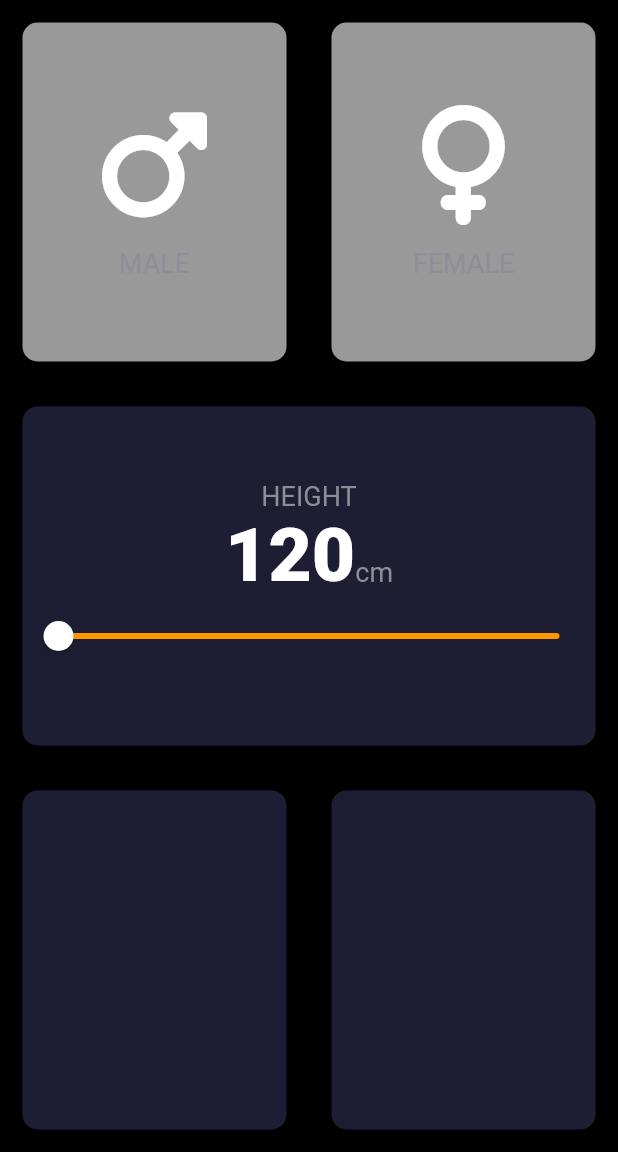
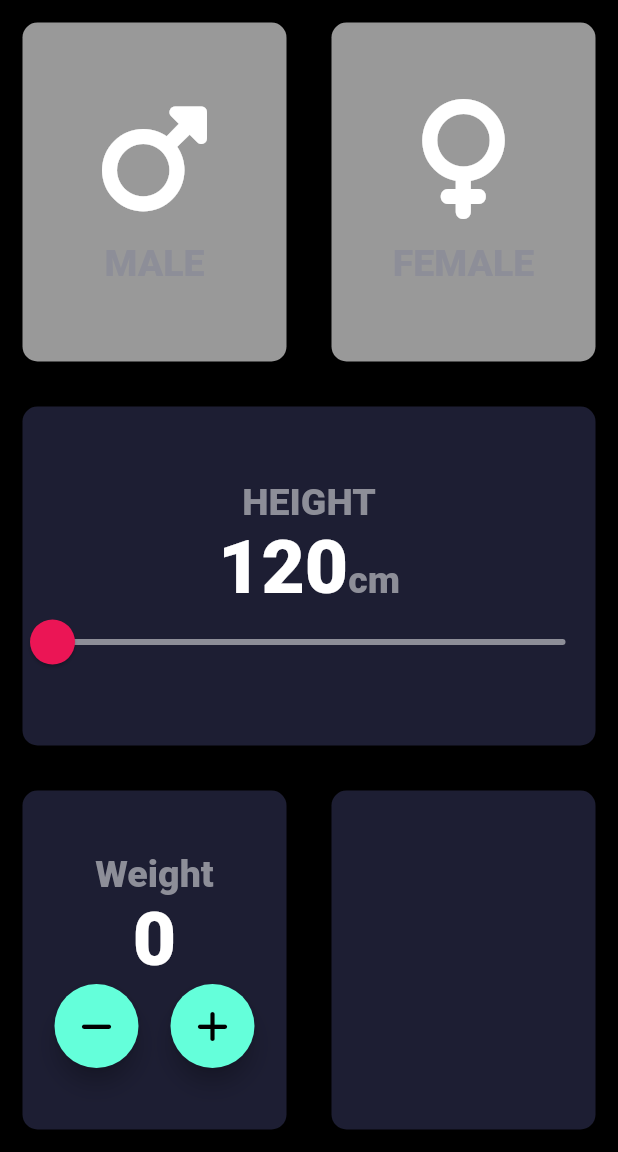
Before and after one commit to CincoCoding/BMI-Calculator, a Flutter app: the screen it shows after launch, on a phone screen of 412 x 824 dp, the part 84-1236 px from its top. Run offline on Flutter 3.47's test engine with Material 2 defaults, Android fonts, the phone set to English and light mode, and no system bars; our stand-ins replace font_awesome_flutter.

Commit message:
added Weight widget with floatingActionButtons

```diff
--- a/lib/constants.dart
+++ b/lib/constants.dart
@@ -6,8 +6,9 @@ const kInactiveCardColor = Color(0xFF999999);
 const kBottomContainerColor = Color(0xFFEB1555);
 
 const kLabelTextStyle = TextStyle(
-  fontSize: 18.0,
   color: Color(0xFF8D8e98),
+  fontSize: 25.0,
+  fontWeight: FontWeight.w900,
 );
 
 const kBigNumber = TextStyle(
@@ -16,3 +17,5 @@ const kBigNumber = TextStyle(
 );
 
 var kHeight = 120;
+
+var kWeight = 0;
--- a/lib/gender_card.dart
+++ b/lib/gender_card.dart
@@ -1,3 +1,4 @@
+import 'package:bmi_calculator/constants.dart';
 import 'package:flutter/material.dart';
 
 class GenderCard extends StatelessWidget {
@@ -19,10 +20,7 @@ class GenderCard extends StatelessWidget {
         ),
         Text(
           gender,
-          style: TextStyle(
-            fontSize: 18.0,
-            color: Color(0xFF8D8e98),
-          ),
+          style: kLabelTextStyle,
         ),
       ],
     );
--- a/lib/input_page.dart
+++ b/lib/input_page.dart
@@ -84,17 +84,29 @@ class _InputPageState extends State<InputPage> {
                         Text("cm", style: kLabelTextStyle),
                       ],
                     ),
-                    Slider(
+                    SliderTheme(
+                      data: SliderTheme.of(context).copyWith(
+                        inactiveTrackColor: Color(0xFFBDBE98),
+                        activeTrackColor: Colors.white,
+                        thumbColor: Color(0xFFEB1555),
+                        overlayColor: Colors.blue,
+                        thumbShape:
+                            RoundSliderThumbShape(enabledThumbRadius: 15),
+                        overlayShape:
+                            RoundSliderOverlayShape(overlayRadius: 20),
+                      ),
+                      child: Slider(
                         value: kHeight.toDouble(),
                         min: 120.0,
                         max: 220.0,
-                      activeColor: Colors.white,
-                      inactiveColor: Colors.orange,
+                        // activeColor: Colors.red,
+                        inactiveColor: Color(0xFF8D8E98),
                         onChanged: (double newValue) {
                           setState(() {
                             kHeight = newValue.round();
                           });
                         },
+                      ),
                     )
                   ],
                 ),
@@ -103,10 +115,48 @@ class _InputPageState extends State<InputPage> {
             Expanded(
               child: Row(children: <Widget>[
                 Expanded(
-                  child: ReusableCard(color: kCardColor),
+                  child: ReusableCard(
+                    color: kCardColor,
+                    cardChild: Column(
+                      mainAxisAlignment: MainAxisAlignment.center,
+                      children: <Widget>[
+                        Text(
+                          "Weight",
+                          style: kLabelTextStyle,
+                        ),
+                        Text(
+                          kWeight.toString(),
+                          style: kBigNumber,
+                        ),
+                        Row(
+                          mainAxisAlignment: MainAxisAlignment.spaceEvenly,
+                          children: <Widget>[
+                            FloatingActionButton(
+                              onPressed: () {
+                                setState(() {
+                                  kWeight--;
+                                });
+                              },
+                              child: Icon(FontAwesomeIcons.minus),
+                            ),
+                            FloatingActionButton(
+                              onPressed: () {
+                                setState(() {
+                                  kWeight++;
+                                });
+                              },
+                              child: Icon(FontAwesomeIcons.plus),
+                            ),
+                          ],
+                        ),
+                      ],
+                    ),
+                  ),
                 ),
                 Expanded(
-                  child: ReusableCard(color: kCardColor),
+                  child: ReusableCard(
+                    color: kCardColor,
+                  ),
                 ),
               ]),
             ),
@@ -114,3 +164,22 @@ class _InputPageState extends State<InputPage> {
     );
   }
 }
+
+class RoundIconButton extends StatelessWidget {
+  var kWeight = 0;
+
+  @override
+  Widget build(BuildContext context) {
+    return RawMaterialButton(
+      onPressed: () {
+        kWeight++;
+      },
+      shape: CircleBorder(),
+      fillColor: Colors.white,
+      constraints: const BoxConstraints.tightFor(
+        width: 56.0,
+        height: 56.0,
+      ),
+    );
+  }
+}
```
Lines whose indentation alone changed are shown as unchanged.
